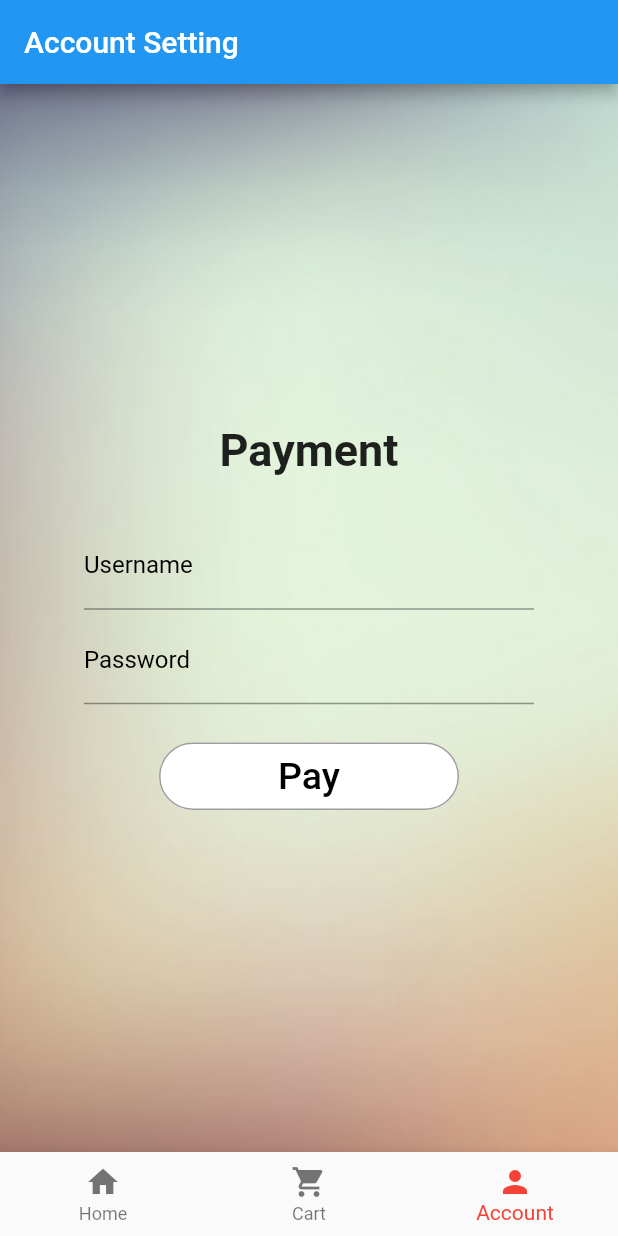
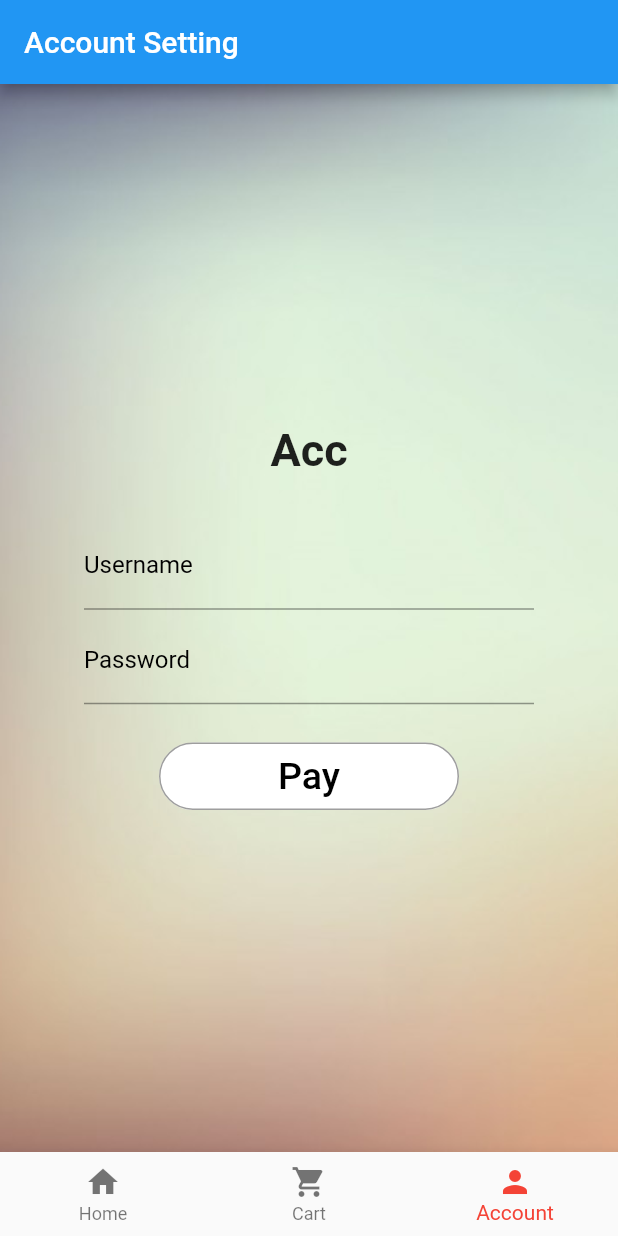
Before and after one commit to AzriAzlan/archi, a Flutter app: the AccountScreen screen opened directly, on a phone screen of 412 x 824 dp. Run offline on Flutter 3.47's test engine with Material 2 defaults, Android fonts, the phone set to English and light mode, and no system bars; our stand-ins replace cloud_firestore, cool_alert, firebase_auth, firebase_core, toast; missing offline and left inert: giffy_dialog; accounts and stored records are empty.

Commit message:
account text

```diff
--- a/lib/screens/account_screen.dart
+++ b/lib/screens/account_screen.dart
@@ -28,7 +28,7 @@ class _AccountScreenState extends State<AccountScreen> {
             crossAxisAlignment: CrossAxisAlignment.center,
             children: [
               Text(
-                "Payment",
+                "Acc",
                 style: TextStyle(fontSize: 30, fontWeight: FontWeight.bold),
               ),
               SizedBox(height: 30),
```
Also changed, not shown: pubspec.lock.
